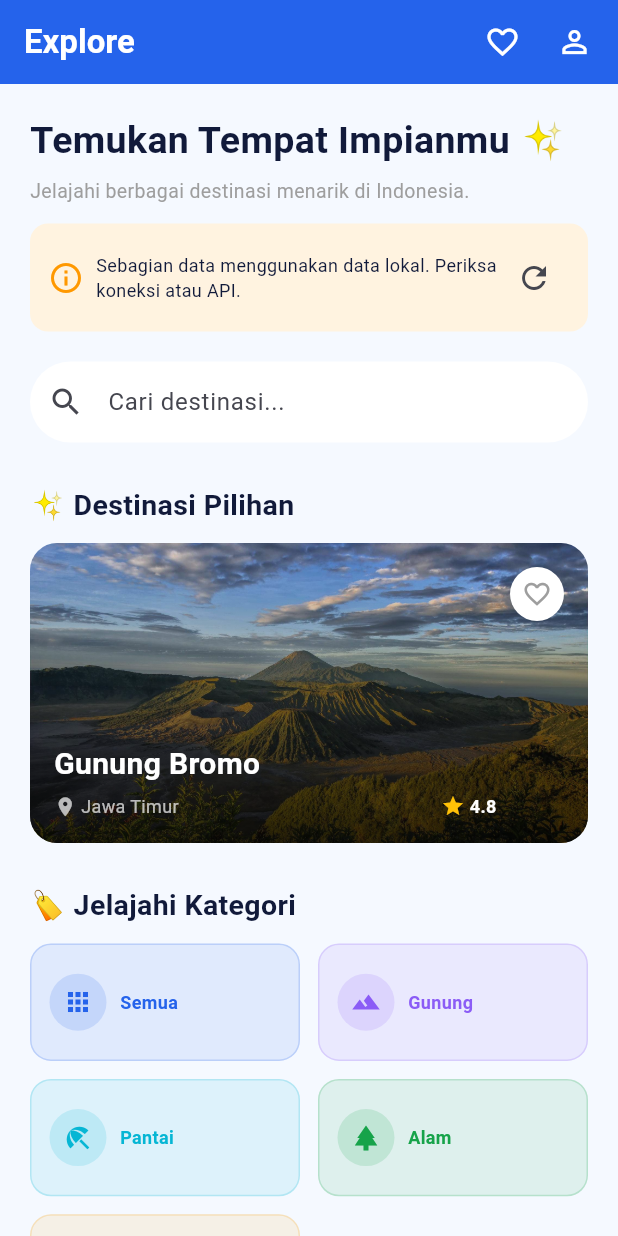
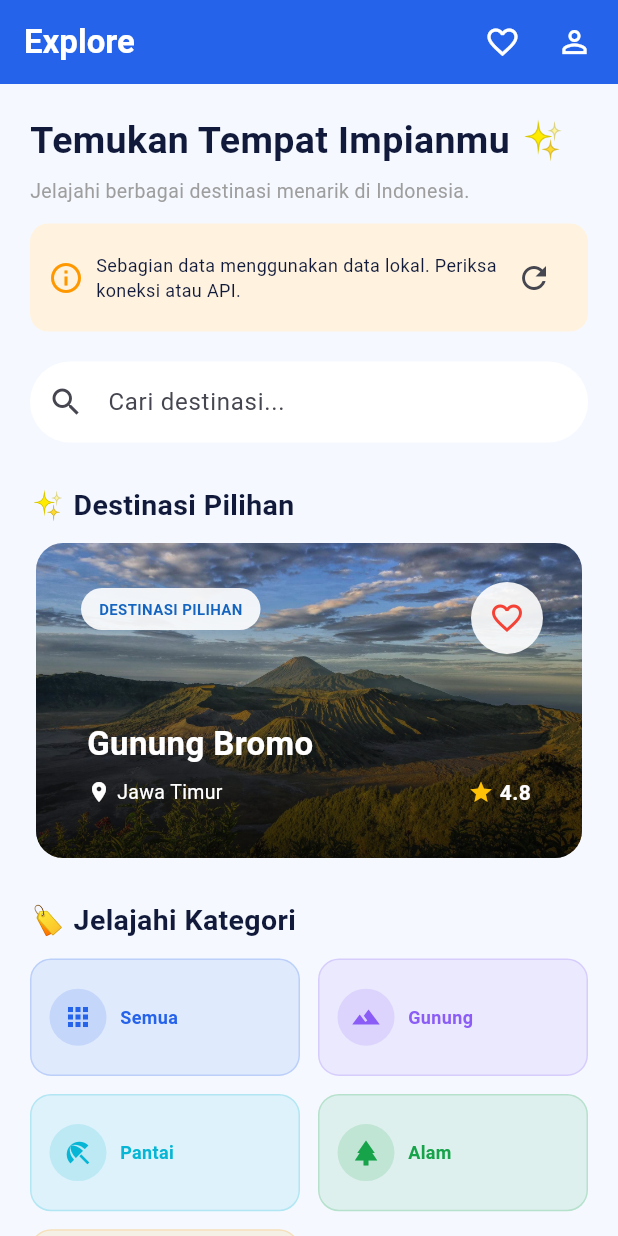
Before and after one commit to rasyazakaarrafi20/NusaTrip, a Flutter app: the ExplorePage screen opened directly, on a phone screen of 412 x 824 dp. Run offline on Flutter 3.47's test engine with Material 3 defaults, Android fonts, the phone set to English and light mode, and no system bars; our stand-ins replace dio, google_fonts, web; accounts and stored records are empty; network calls fail.

Commit message:
Update banner beranda dan navigasi detail wisata

```diff
--- a/lib/widgets/explore_banner.dart
+++ b/lib/widgets/explore_banner.dart
@@ -1,6 +1,6 @@
 import 'package:flutter/material.dart';
-import '/models/wisata.dart';
-import 'wisata_image.dart';
+
+import '../models/wisata.dart';
 
 class ExploreBanner extends StatelessWidget {
   final Wisata wisata;
@@ -18,18 +18,21 @@ class ExploreBanner extends StatelessWidget {
 
   @override
   Widget build(BuildContext context) {
+    final ImageProvider gambar = wisata.gambarDariInternet
+        ? NetworkImage(wisata.gambar)
+        : AssetImage(wisata.gambar);
+
     return GestureDetector(
       onTap: onTap,
       child: Container(
-        height: 200,
+        height: 210,
+        margin: const EdgeInsets.symmetric(horizontal: 4),
         decoration: BoxDecoration(
           borderRadius: BorderRadius.circular(18),
           image: DecorationImage(
-                  image: wisata.gambarDariInternet
-                      ? NetworkImage(wisata.gambar)
-                      : AssetImage(wisata.gambar) as ImageProvider,
-                  fit: BoxFit.cover,
-                ),
+            image: gambar,
+            fit: BoxFit.cover,
+          ),
         ),
         child: Container(
           decoration: BoxDecoration(
@@ -47,31 +50,50 @@ class ExploreBanner extends StatelessWidget {
           child: Stack(
             children: [
               Positioned(
-                top: 0,
-                right: 0,
-                child: GestureDetector(
-                  onTap: onFavorite,
-                  child: Container(
-                    width: 36,
-                    height: 36,
-                    decoration: const BoxDecoration(
-                      color: Colors.white,
-                      shape: BoxShape.circle,
-                    ),
-                    child: Icon(
-                      isFavorite
-                          ? Icons.favorite
-                          : Icons.favorite_border,
-                      color: isFavorite ? Colors.red : Colors.grey,
-                      size: 20,
+                top: 14,
+                left: 14,
+                child: Container(
+                  padding: const EdgeInsets.symmetric(
+                    horizontal: 12,
+                    vertical: 7,
+                  ),
+                  decoration: BoxDecoration(
+                    color: Colors.white.withOpacity(0.9),
+                    borderRadius: BorderRadius.circular(20),
+                  ),
+                  child: const Text(
+                    'DESTINASI PILIHAN',
+                    style: TextStyle(
+                      color: Color(0xFF1565C0),
+                      fontSize: 10,
+                      fontWeight: FontWeight.bold,
                     ),
                   ),
                 ),
               ),
+
               Positioned(
-                left: 0,
-                right: 45,
-                bottom: 0,
+                top: 10,
+                right: 10,
+                child: Material(
+                  color: Colors.white.withOpacity(0.9),
+                  shape: const CircleBorder(),
+                  child: IconButton(
+                    onPressed: onFavorite,
+                    icon: Icon(
+                      isFavorite
+                          ? Icons.favorite
+                          : Icons.favorite_border,
+                      color: Colors.red,
+                    ),
+                  ),
+                ),
+              ),
+
+              Positioned(
+                left: 18,
+                right: 18,
+                bottom: 18,
                 child: Column(
                   crossAxisAlignment: CrossAxisAlignment.start,
                   children: [
@@ -81,43 +103,48 @@ class ExploreBanner extends StatelessWidget {
                       overflow: TextOverflow.ellipsis,
                       style: const TextStyle(
                         color: Colors.white,
-                        fontSize: 20,
+                        fontSize: 22,
                         fontWeight: FontWeight.bold,
                       ),
                     ),
-                    const SizedBox(height: 5),
+
+                    const SizedBox(height: 7),
+
                     Row(
                       children: [
                         const Icon(
                           Icons.location_on,
-                          color: Colors.white70,
-                          size: 15,
+                          color: Colors.white,
+                          size: 16,
                         ),
-                        const SizedBox(width: 3),
+
+                        const SizedBox(width: 4),
+
                         Expanded(
                           child: Text(
                             wisata.lokasi,
                             maxLines: 1,
                             overflow: TextOverflow.ellipsis,
                             style: const TextStyle(
-                              color: Colors.white70,
-                              fontSize: 12,
+                              color: Colors.white,
+                              fontSize: 13,
                             ),
                           ),
                         ),
-                        const SizedBox(width: 10),
+
                         const Icon(
                           Icons.star,
                           color: Colors.amber,
-                          size: 16,
+                          size: 17,
                         ),
-                        const SizedBox(width: 3),
+
+                        const SizedBox(width: 4),
+
                         Text(
-                          wisata.rating,
+                          wisata.rating.toString(),
                           style: const TextStyle(
                             color: Colors.white,
                             fontWeight: FontWeight.bold,
-                            fontSize: 12,
                           ),
                         ),
                       ],
```
Also changed, not shown: lib/pages/home_page.dart (+187 -32 lines).
